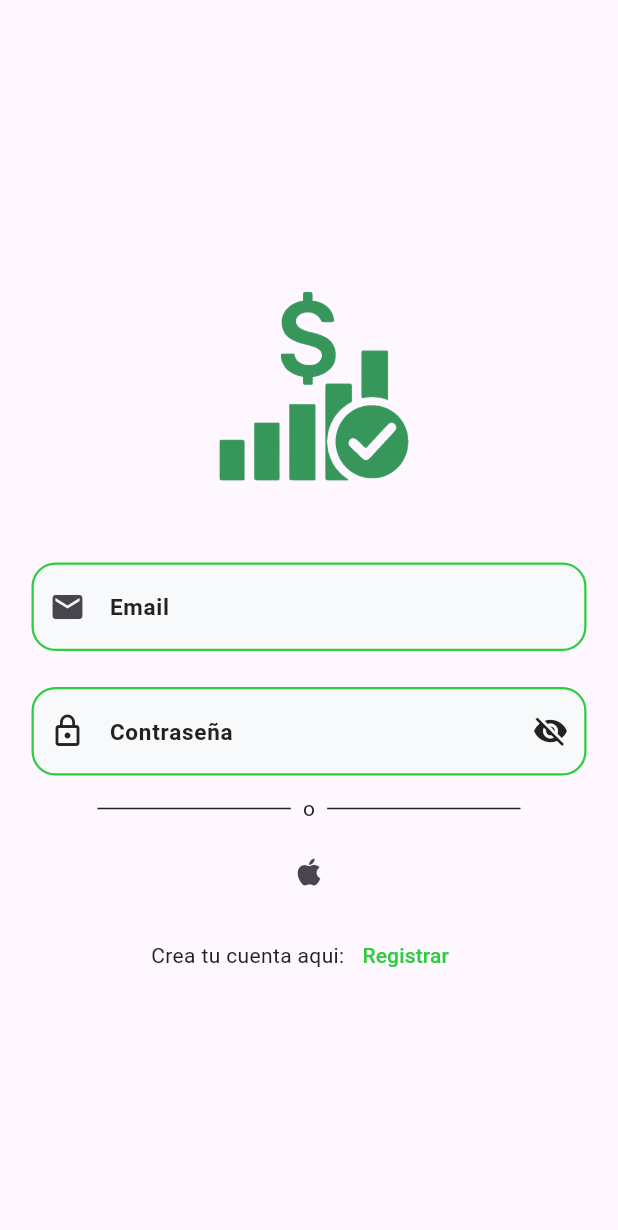
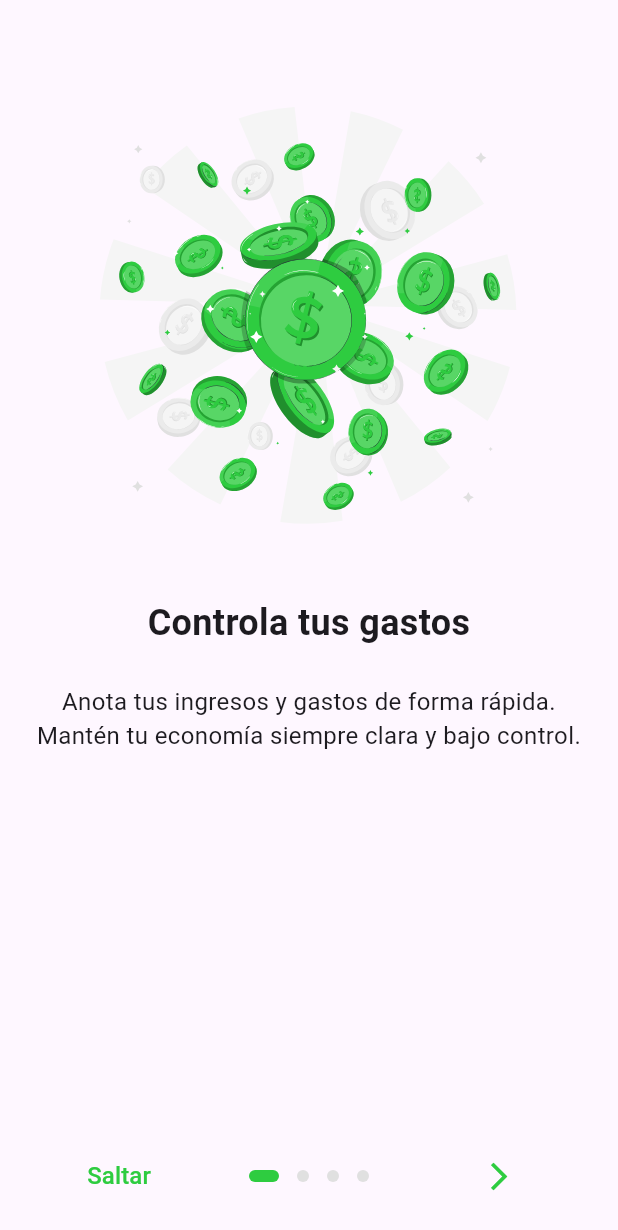
Before and after one commit to joseaej/MoneyToring, a Flutter app: the screen it shows after launch, on a phone screen of 412 x 824 dp. Shown: the top 1230 px of the screen. Run offline on Flutter 3.47's test engine with Material 3 defaults, Android fonts, the phone set to English and light mode, and no system bars; drawn by our look-alikes of introduction_screen; our stand-ins replace firebase_auth, firebase_core, flutter_svg, sizer; accounts and stored records are empty.

Commit message:
feat: created auth service and onboarding ui

```diff
--- a/lib/main.dart
+++ b/lib/main.dart
@@ -1,9 +1,17 @@
 import 'package:flutter/material.dart';
 import 'package:moneytoring/auth/login_page.dart';
 import 'package:moneytoring/auth/register_page.dart';
+import 'package:firebase_core/firebase_core.dart';
+import 'package:moneytoring/onboarding/onboarding_page.dart';
+import 'package:sizer/sizer.dart';
+import 'firebase_options.dart';
 
-void main() {
-  runApp(const MainApp());
+Future<void> main() async {
+  WidgetsFlutterBinding.ensureInitialized();
+  await Firebase.initializeApp(
+    options: DefaultFirebaseOptions.currentPlatform,
+  );
+  runApp(MainApp());
 }
 
 class MainApp extends StatelessWidget {
@@ -11,12 +19,17 @@ class MainApp extends StatelessWidget {
 
   @override
   Widget build(BuildContext context) {
-    return MaterialApp(
-      routes: {
-        '/login': (context) => LoginPage(),
-        '/register': (context) => RegisterPage(),
+    return Sizer(
+      builder: (context, orientation, deviceType) {
+        return MaterialApp(
+          routes: {
+            '/login': (context) => LoginPage(),
+            '/register': (context) => RegisterPage(),
+            '/onboarding': (context) => OnBoardingPage(),
+          },
+          initialRoute: '/onboarding',
+        );
       },
-      initialRoute: '/login',
     );
   }
 }
--- /dev/null
+++ b/lib/onboarding/onboarding_page.dart
@@ -0,0 +1,108 @@
+import 'package:flutter/material.dart';
+import 'package:flutter_svg/svg.dart';
+import 'package:introduction_screen/introduction_screen.dart';
+import 'package:moneytoring/utils/theme.dart';
+import 'package:sizer/sizer.dart';
+
+class OnBoardingPage extends StatelessWidget {
+  const OnBoardingPage({super.key});
+
+  void _onIntroEnd(BuildContext context) {
+    Navigator.of(context).pushReplacementNamed('/login');
+  }
+
+  @override
+  Widget build(BuildContext context) {
+    const titleStyle = TextStyle(fontSize: 24.0, fontWeight: FontWeight.bold);
+    const bodyStyle = TextStyle(fontSize: 16.0);
+    const pageDecoration = PageDecoration(
+      titleTextStyle: titleStyle,
+      bodyTextStyle: bodyStyle,
+      contentMargin: EdgeInsets.symmetric(horizontal: 24),
+      imagePadding: EdgeInsets.only(top: 40),
+    );
+
+    return IntroductionScreen(
+      pages: [
+        PageViewModel(
+          title: "Controla tus gastos",
+          body:
+              "Anota tus ingresos y gastos de forma rápida. Mantén tu economía siempre clara y bajo control.",
+          image: SvgPicture.asset(
+            'assets/onboarding/coins.svg',
+            width: 70.w,
+            height: 70.h,
+
+          ),
+          decoration: pageDecoration,
+        ),
+        PageViewModel(
+          title: "Establece metas",
+          body:
+              "Crea objetivos de ahorro que se adapten a ti y alcanza tus metas paso a paso.",
+          image: SvgPicture.asset(
+            'assets/onboarding/money_stair.svg',
+            width: 50.w,
+            height: 50.h,
+          ),
+          decoration: pageDecoration,
+        ),
+        PageViewModel(
+          title: "Visualiza tu evolución",
+          body:
+              "Consulta gráficos claros y estadísticas útiles para tomar mejores decisiones financieras.",
+          image: const Icon(Icons.bar_chart, size: 120, color: Colors.green),
+          decoration: pageDecoration,
+        ),
+        PageViewModel(
+          title: "Toma el control",
+          body:
+              "Empieza hoy con Moneytoring y da el primer paso hacia una vida financiera más saludable.",
+          image: const Icon(Icons.savings, size: 120, color: Colors.green),
+          decoration: pageDecoration,
+        ),
+      ],
+      onDone: () => _onIntroEnd(context),
+      showSkipButton: true,
+      skip: Text(
+        "Saltar",
+        style: TextStyle(
+          color: AppColors.green,
+          fontWeight: FontWeight.w500,
+          fontSize: 16,
+        ),
+      ),
+      next: Icon(
+        Icons.arrow_forward_ios,
+        color: AppColors.green,
+        size: 22,
+      ),
+      done: Text(
+        "¡Empezar!",
+        style: TextStyle(
+          color: AppColors.green,
+          fontWeight: FontWeight.bold,
+          fontSize: 16,
+        ),
+      ),
+      back: Text(
+        "Volver!",
+        style: TextStyle(
+          color: AppColors.green,
+          fontWeight: FontWeight.bold,
+          fontSize: 16,
+        ),
+      ),
+      dotsDecorator: DotsDecorator(
+        activeColor: AppColors.green,
+        color: Colors.grey.shade300,
+        size: const Size(8.0, 8.0),
+        activeSize: const Size(20.0, 8.0),
+        activeShape: RoundedRectangleBorder(
+          borderRadius: BorderRadius.circular(8.0),
+        ),
+      ),
+      curve: Curves.easeInOut,
+    );
+  }
+}
```
Also changed, not shown: lib/auth/login_page.dart (+70 -25 lines), lib/auth/register_page.dart (+61 -16 lines), lib/services/auth_service.dart (+40 -0 lines), pubspec.yaml (+8 -1 lines), assets/onboarding/coins.svg (added), assets/onboarding/money_stair.svg (added), firebase.json (added), lib/firebase_options.dart (added), pubspec.lock, 9 other files.
